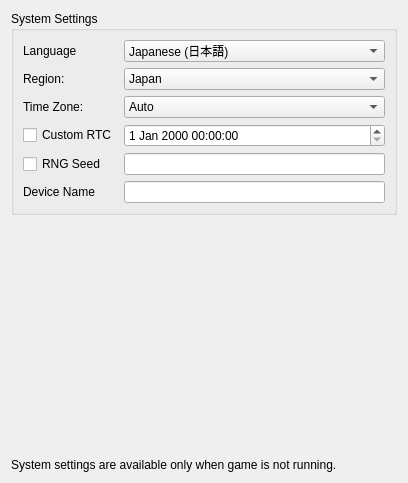
This is src/yuzu/configuration/configure_system.ui in rorrim-rorrim/eden-alt as Qt 5 draws it before an edit. The edited form follows.
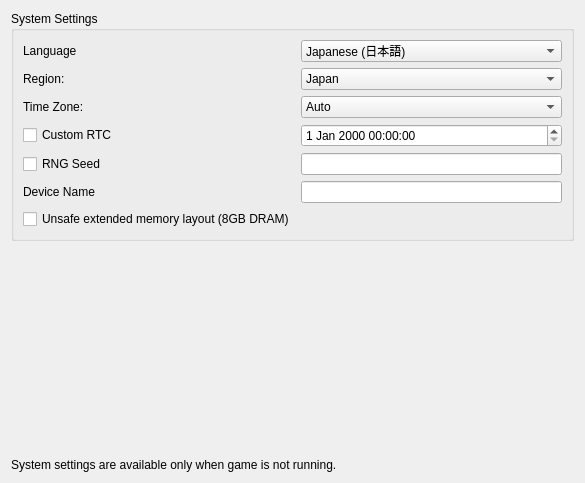
This is the edited form.

Commit message: settings: rename extended memory layout to unsafe, move from general to system

What changed in the file:
```diff
--- a/src/yuzu/configuration/configure_system.ui
+++ b/src/yuzu/configuration/configure_system.ui
@@ -478,6 +478,13 @@
             </property>
            </widget>
           </item>
+          <item row="7" column="0">
+           <widget class="QCheckBox" name="use_unsafe_extended_memory_layout">
+            <property name="text">
+             <string>Unsafe extended memory layout (8GB DRAM)</string>
+            </property>
+           </widget>
+          </item>
          </layout>
         </item>
        </layout>
```
The commit also changes 12 other files.
